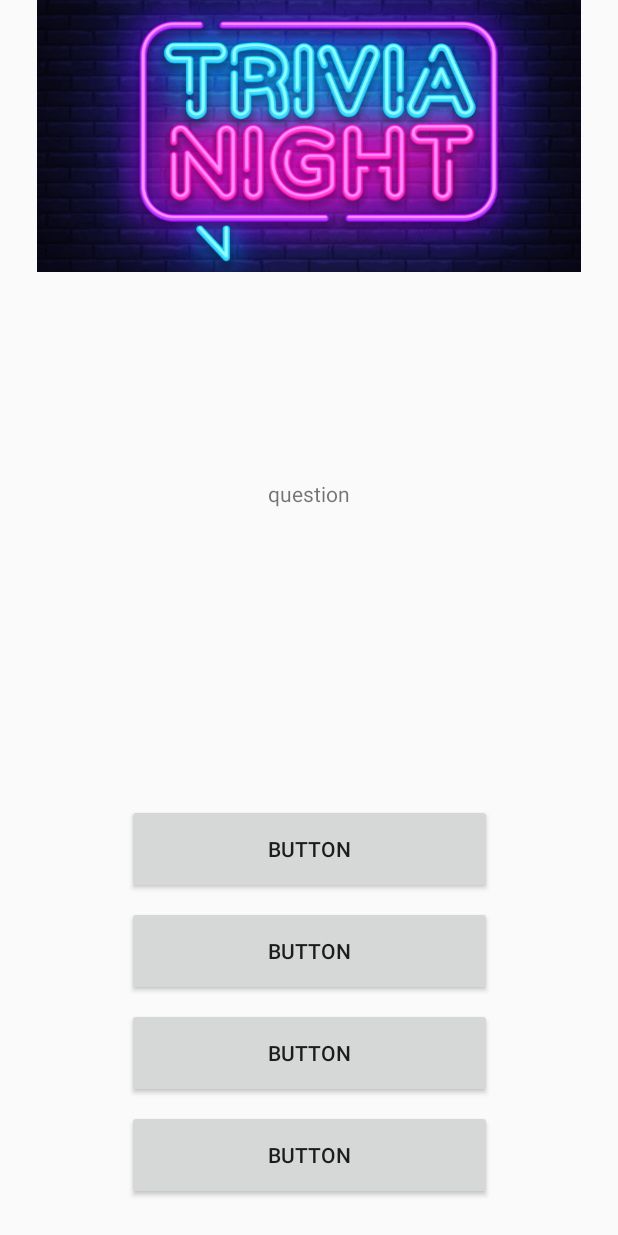
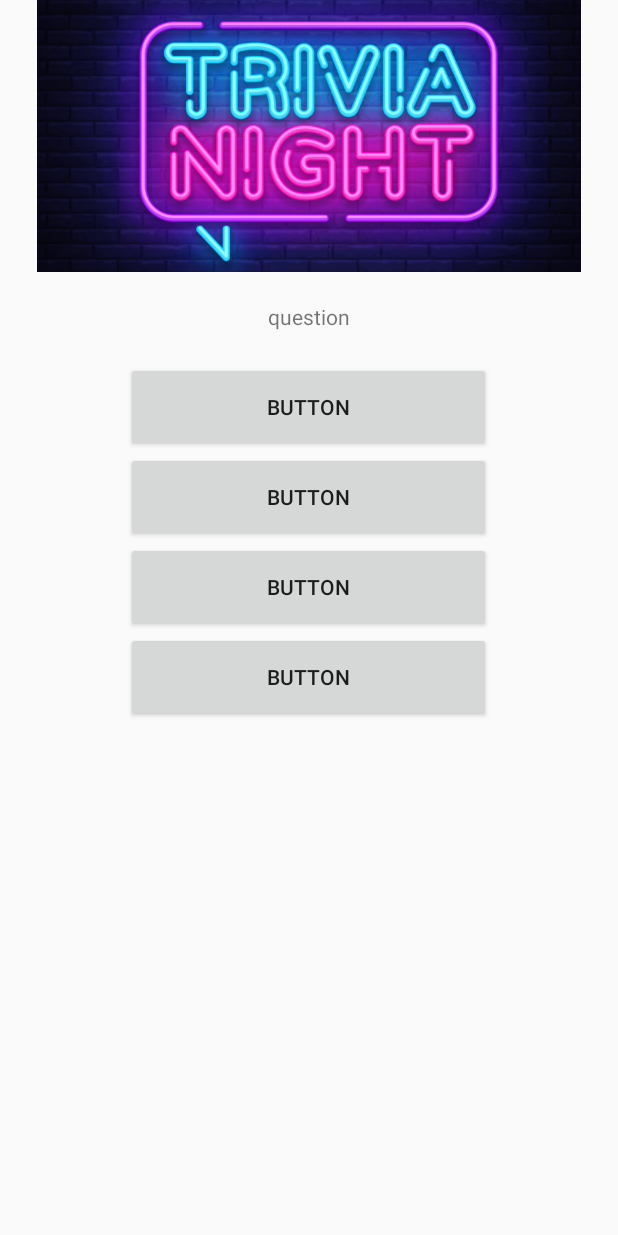
Before and after one commit to levavb/hw3-android, an Android app: the layout activity_trivia_game.xml on its own in the app's theme, with its tools: preview values and no code run, on a phone screen of 412 x 824 dp. Run offline under Robolectric (Android 15) with nearby library versions, the phone set to English and light mode, and no system bars.

```diff
--- a/app/src/main/java/com/example/triviaapp/TriviaGame.java
+++ b/app/src/main/java/com/example/triviaapp/TriviaGame.java
@@ -3,6 +3,7 @@ package com.example.triviaapp;
 import android.app.AlertDialog;
 import android.content.DialogInterface;
 import android.content.Intent;
+import android.media.MediaPlayer;
 import android.os.AsyncTask;
 import android.support.v7.app.AppCompatActivity;
 import android.os.Bundle;
@@ -28,7 +29,6 @@ public class TriviaGame extends AppCompatActivity implements View.OnClickListene
     protected void onCreate(Bundle savedInstanceState) {
         super.onCreate(savedInstanceState);
         setContentView(R.layout.activity_trivia_game);
-
         Intent intent = getIntent();
         NumOfQues = intent.getIntExtra("quesNum",10);
         userN = intent.getStringExtra("userName");
--- a/app/src/main/res/layout/activity_trivia_game.xml
+++ b/app/src/main/res/layout/activity_trivia_game.xml
@@ -1,9 +1,10 @@
 <?xml version="1.0" encoding="utf-8"?>
-<android.support.constraint.ConstraintLayout xmlns:android="http://schemas.android.com/apk/res/android"
+<LinearLayout xmlns:android="http://schemas.android.com/apk/res/android"
     xmlns:app="http://schemas.android.com/apk/res-auto"
     xmlns:tools="http://schemas.android.com/tools"
     android:layout_width="match_parent"
     android:layout_height="match_parent"
+    android:orientation="vertical"
     tools:context=".MainActivity">
 
 
@@ -11,95 +12,42 @@
         android:id="@+id/imageView3"
         android:layout_width="wrap_content"
         android:layout_height="181dp"
-        app:layout_constraintBottom_toBottomOf="parent"
-        app:layout_constraintEnd_toEndOf="parent"
-        app:layout_constraintHorizontal_bias="1.0"
-        app:layout_constraintStart_toStartOf="parent"
-        app:layout_constraintTop_toTopOf="parent"
-        app:layout_constraintVertical_bias="0.0"
         app:srcCompat="@drawable/trivianight" />
 
     <TextView
         android:id="@+id/tv_question"
-        android:layout_width="wrap_content"
-        android:layout_height="wrap_content"
-        android:layout_marginStart="8dp"
-        android:layout_marginLeft="8dp"
-        android:layout_marginTop="8dp"
-        android:layout_marginEnd="8dp"
-        android:layout_marginRight="8dp"
-        android:layout_marginBottom="8dp"
-        android:paddingLeft="10dp"
-        android:paddingRight="10dp"
+        android:layout_width="match_parent"
+        android:layout_height="60dp"
+        android:layout_gravity="center"
+        android:gravity="center"
         android:text="question"
-        app:layout_constraintBottom_toTopOf="@+id/button3"
-        app:layout_constraintEnd_toEndOf="parent"
-        app:layout_constraintHorizontal_bias="0.501"
-        app:layout_constraintStart_toStartOf="parent"
-        app:layout_constraintTop_toBottomOf="@+id/imageView3"
-        app:layout_constraintVertical_bias="0.285" />
+        />
 
     <Button
         android:id="@+id/button1"
         android:layout_width="243dp"
         android:layout_height="60dp"
-        android:layout_marginStart="8dp"
-        android:layout_marginLeft="8dp"
-        android:layout_marginTop="8dp"
-        android:layout_marginEnd="8dp"
-        android:layout_marginRight="8dp"
-        android:layout_marginBottom="8dp"
-        android:text="Button"
-        app:layout_constraintBottom_toTopOf="@+id/button2"
-        app:layout_constraintEnd_toEndOf="parent"
-        app:layout_constraintStart_toStartOf="parent"
-        app:layout_constraintTop_toBottomOf="@+id/imageView3"
-        app:layout_constraintVertical_bias="1.0" />
+        android:layout_gravity="center"
+        android:text="Button"/>
 
     <Button
         android:id="@+id/button2"
         android:layout_width="243dp"
         android:layout_height="60dp"
-        android:layout_marginTop="180dp"
-        android:layout_marginBottom="8dp"
-        android:text="Button"
-        app:layout_constraintBottom_toTopOf="@+id/button3"
-        app:layout_constraintEnd_toEndOf="parent"
-        app:layout_constraintHorizontal_bias="0.502"
-        app:layout_constraintStart_toStartOf="parent"
-        app:layout_constraintTop_toBottomOf="@+id/imageView3"
-        app:layout_constraintVertical_bias="1.0" />
-
+        android:layout_gravity="center"
+        android:text="Button"/>
     <Button
         android:id="@+id/button3"
         android:layout_width="243dp"
         android:layout_height="60dp"
-        android:layout_marginStart="8dp"
-        android:layout_marginLeft="8dp"
-        android:layout_marginTop="328dp"
-        android:layout_marginEnd="8dp"
-        android:layout_marginRight="8dp"
-        android:layout_marginBottom="8dp"
-        android:text="Button"
-        app:layout_constraintBottom_toTopOf="@+id/button4"
-        app:layout_constraintEnd_toEndOf="parent"
-        app:layout_constraintHorizontal_bias="0.502"
-        app:layout_constraintStart_toStartOf="parent"
-        app:layout_constraintTop_toBottomOf="@+id/imageView3"
-        app:layout_constraintVertical_bias="1.0" />
-
+        android:layout_gravity="center"
+        android:text="Button"/>
     <Button
         android:id="@+id/button4"
         android:layout_width="243dp"
         android:layout_height="60dp"
-        android:layout_marginTop="8dp"
-        android:layout_marginBottom="24dp"
-        android:text="Button"
-        app:layout_constraintBottom_toBottomOf="parent"
-        app:layout_constraintEnd_toEndOf="parent"
-        app:layout_constraintHorizontal_bias="0.502"
-        app:layout_constraintStart_toStartOf="parent"
-        app:layout_constraintTop_toBottomOf="@+id/imageView3"
-        app:layout_constraintVertical_bias="1.0" />
+        android:layout_gravity="center"
+        android:text="Button"/>
 
-</android.support.constraint.ConstraintLayout>
+
+</LinearLayout>
```
Also changed, not shown: 4 other files.
